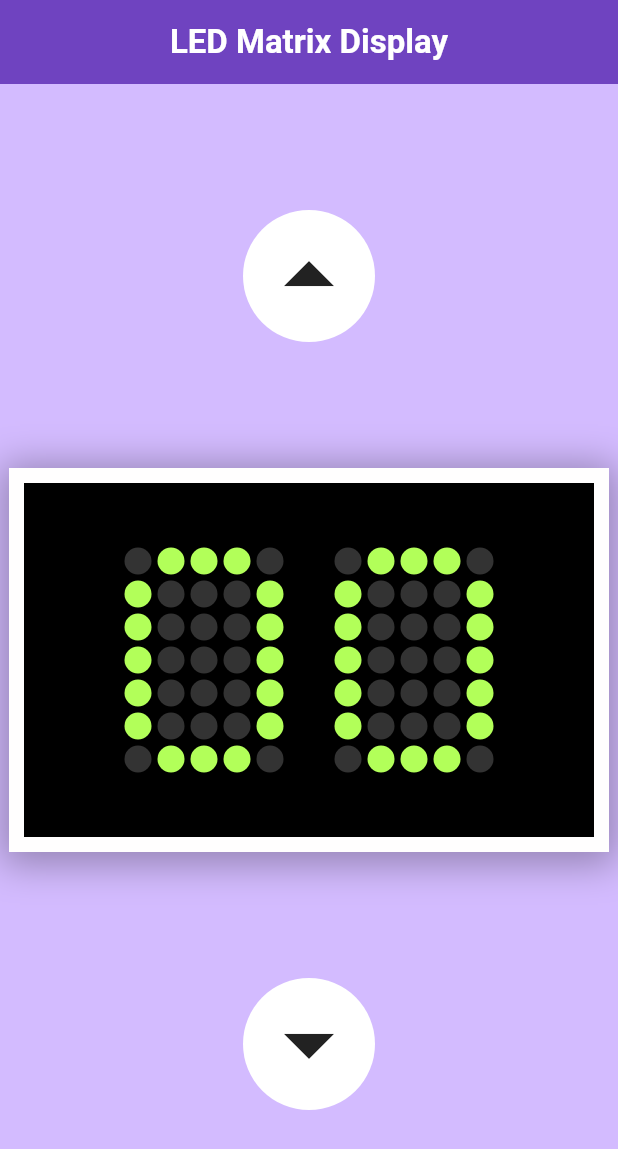
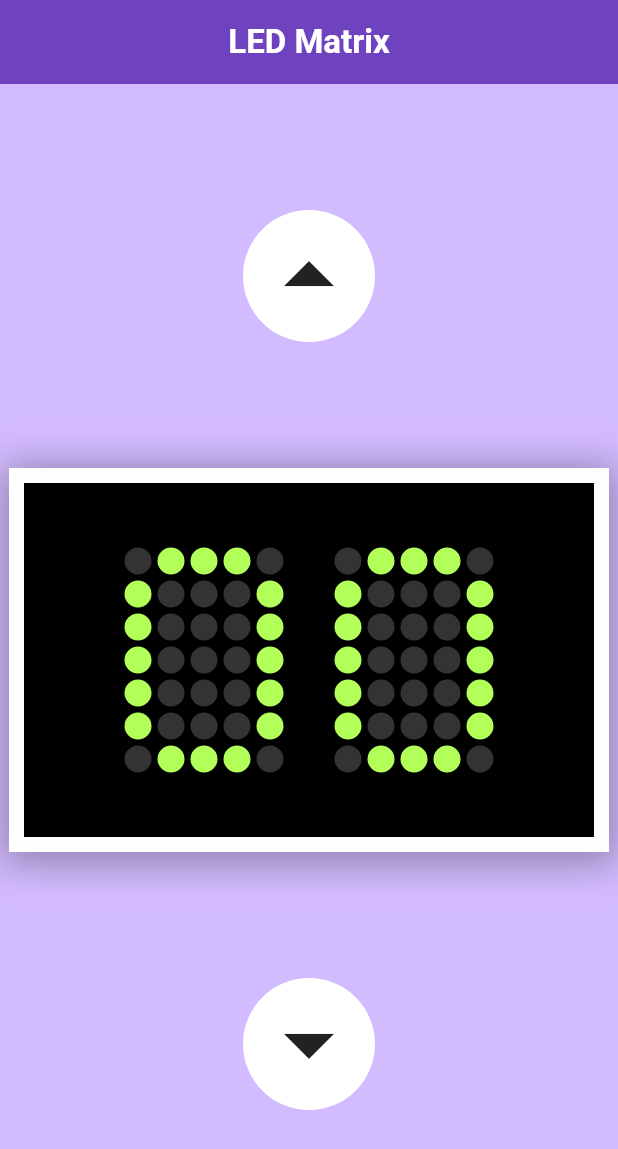
Before and after one commit to DoLLaRs6252/MobileHW004, a Flutter app: the screen it shows after launch, on a phone screen of 412 x 824 dp. Shown: the top 1149 px of the screen. Run offline on Flutter 3.47's test engine with Material 3 defaults, Android fonts, the phone set to English and light mode, and no system bars.

Commit message:
แก้คำบนapp bar

```diff
--- a/lib/count_page.dart
+++ b/lib/count_page.dart
@@ -528,7 +528,7 @@ Widget buildButton({required IconData icon, required VoidCallback onPressed}) {
       backgroundColor: const Color.fromARGB(255, 111, 67, 192),
       title: Center(
         child: Text(
-          'LED Matrix Display',
+          'LED Matrix',
           style: TextStyle(
             color: Colors.white,
             fontWeight: FontWeight.bold,
```
